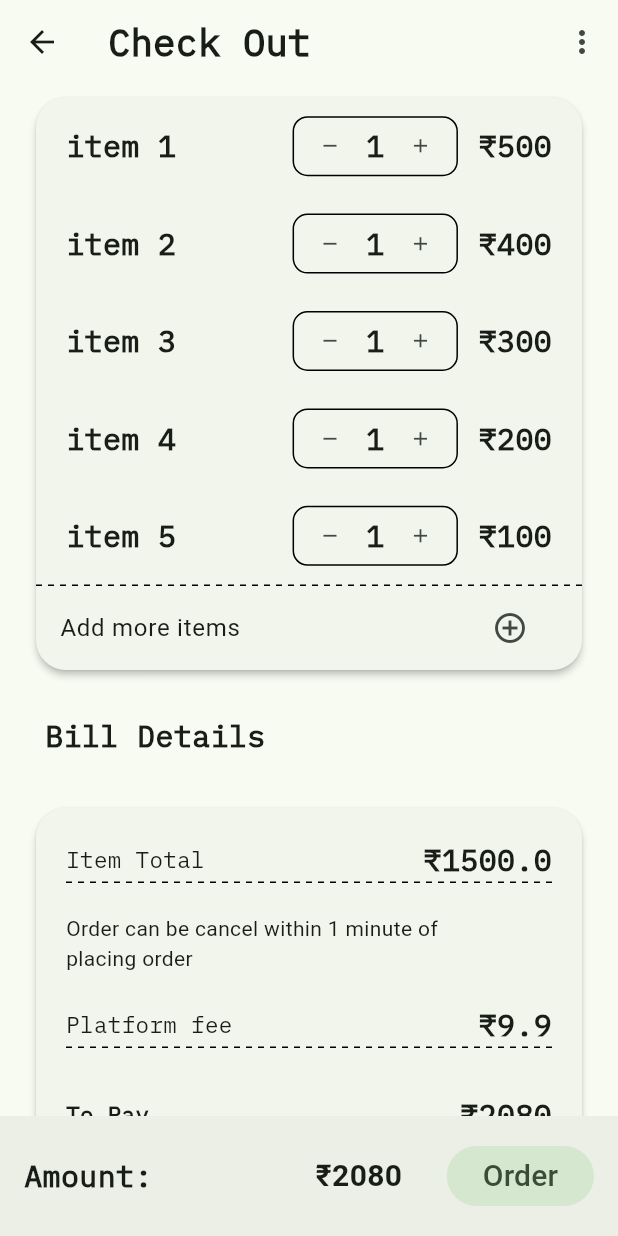
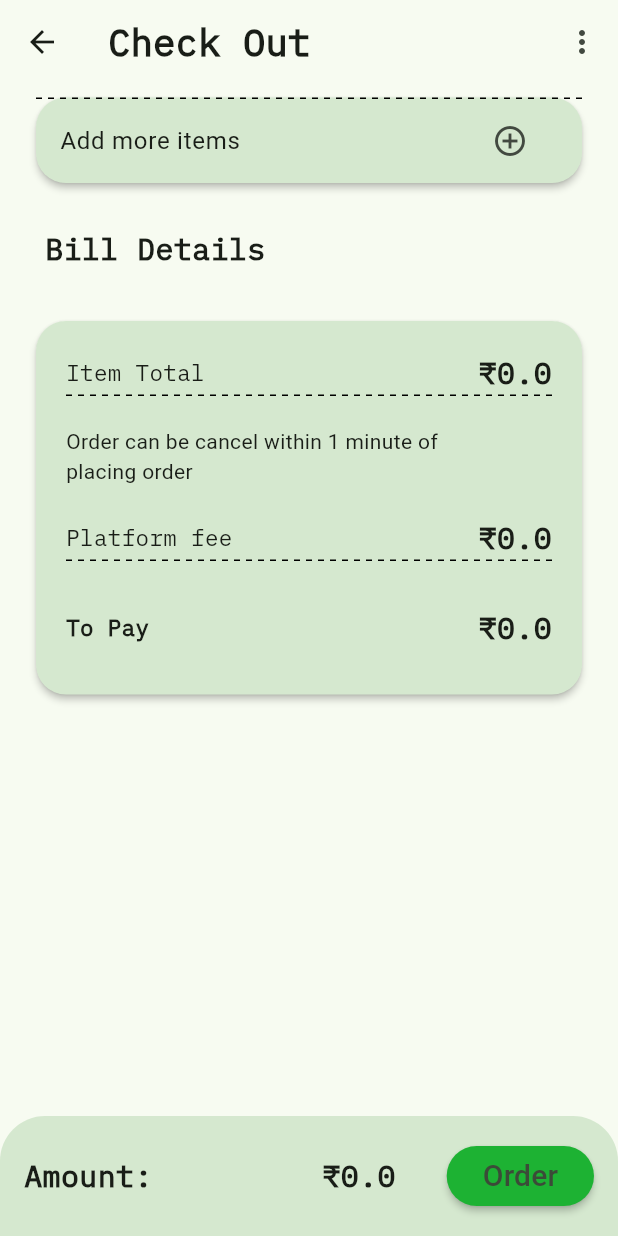
Before and after one commit to Cscreed3131/Silicon_Eats, a Flutter app: the screen it shows once a user with an empty profile is signed in, after a tap on the "fastfood" icon, on a phone screen of 412 x 824 dp. Run offline on Flutter 3.47's test engine with Material 2 defaults, Android fonts, the phone set to English and light mode, and no system bars; drawn by our look-alikes of dotted_line; our stand-ins replace animate_do, cached_network_image, cloud_firestore, firebase_auth, firebase_core, firebase_storage and 2 more; accounts and stored records are empty; network calls fail.

Commit message:
done some work on the cart screen

```diff
--- a/lib/main.dart
+++ b/lib/main.dart
@@ -37,12 +37,6 @@ class MyApp extends ConsumerWidget {
     return MaterialApp(
       title: 'Sora Summit',
       theme: ThemeData(
-        cardTheme: CardTheme(
-          elevation: 2,
-          shape: RoundedRectangleBorder(
-            borderRadius: BorderRadius.circular(20),
-          ),
-        ),
         colorScheme: ColorScheme.fromSeed(
           // seedColor: Colors.orange,
           // primary: const Color(0xFFF66118),
@@ -51,13 +45,21 @@ class MyApp extends ConsumerWidget {
           // outline: const Color(0xFFFF4500),
           // outlineVariant: const Color(0xFFFF7518),
           seedColor: Colors.green,
-          background: const Color(0xFFF7FEEF),
+          // background: const Color(0xFFF7FEEF),
+          background: const Color(0xFFF9FEFF),
           primary: const Color(0xFF276221),
           secondary: const Color(0xFF3B8132),
+          tertiary: const Color(0xFFF1F9EC),
           primaryContainer: const Color(0xFFACD8A7),
           onPrimary: const Color(0xFF1DB233),
           outline: const Color(0xFF3B8132),
           outlineVariant: const Color(0xFF46923C),
+        ),
+        cardTheme: CardTheme(
+          elevation: 2,
+          shape: RoundedRectangleBorder(
+            borderRadius: BorderRadius.circular(20),
+          ),
         ),
         useMaterial3: true,
       ),
--- /dev/null
+++ b/lib/models/cart_item.dart
@@ -0,0 +1,69 @@
+import 'package:collection/collection.dart';
+
+class CartItem {
+  final int id;
+  final String name;
+  final double price;
+  int quantity;
+
+  CartItem({
+    required this.id,
+    required this.name,
+    required this.price,
+    required this.quantity,
+  });
+}
+
+class Cart {
+  List<CartItem> items = [];
+
+  void addItem(int id, String name, double price, int quantity) {
+    var existingItem = items.firstWhereOrNull((i) => i.id == id);
+    if (existingItem != null) {
+      // If an item with the same id already exists in the cart, update its quantity
+      existingItem.quantity += quantity;
+    } else {
+      // If no item with the same id exists in the cart, add a new item
+      items.add(CartItem(id: id, name: name, price: price, quantity: quantity));
+    }
+  }
+
+  void removeItem(int id) {
+    items.removeWhere((item) => item.id == id);
+  }
+
+  void updateItem(int id, int newQuantity) {
+    var index = items.indexWhere((item) => item.id == id);
+    if (index != -1) {
+      items[index] = CartItem(
+        id: items[index].id,
+        name: items[index].name,
+        price: items[index].price,
+        quantity: newQuantity,
+      );
+    }
+  }
+
+  double getItemTotalPrice() {
+    double totalPrice = 0.0;
+    for (var item in items) {
+      totalPrice += item.price * item.quantity;
+    }
+    return totalPrice;
+  }
+
+  double getPlatformFee() {
+    double totalPrice = getItemTotalPrice();
+    if (totalPrice == 0) {
+      return 0;
+    }
+    double fee = (totalPrice * 0.025).roundToDouble();
+    return fee > 1 ? fee : 1;
+  }
+
+  double getTotalPayment() {
+    double totalPrice = getItemTotalPrice();
+    double platformFee = getPlatformFee();
+    return (totalPrice + platformFee).roundToDouble();
+  }
+}
--- /dev/null
+++ b/lib/providers/cart_provider.dart
@@ -0,0 +1,34 @@
+import 'package:flutter_riverpod/flutter_riverpod.dart';
+import 'package:sorasummit/models/cart_item.dart';
+
+final cartProvider = StateNotifierProvider<CartController, Cart>((ref) {
+  return CartController();
+});
+
+class CartController extends StateNotifier<Cart> {
+  CartController() : super(Cart());
+
+  void addItem(int id, String name, double price, int quantity) {
+    state.addItem(id, name, price, quantity);
+  }
+
+  void removeItem(int id) {
+    state.removeItem(id);
+  }
+
+  void updateItem(int id, int newQuantity) {
+    state.updateItem(id, newQuantity);
+  }
+
+  double getItemTotalPrice() {
+    return state.getItemTotalPrice();
+  }
+
+  double getPlatformFee() {
+    return state.getPlatformFee();
+  }
+
+  double getTotalPayment() {
+    return state.getTotalPayment();
+  }
+}
--- a/lib/src/home/screens/cart_screen.dart
+++ b/lib/src/home/screens/cart_screen.dart
@@ -1,74 +1,20 @@
 import 'package:dotted_line/dotted_line.dart';
 import 'package:flutter/material.dart';
-import 'package:sorasummit/src/home/screens/home_screen.dart';
+import 'package:flutter_riverpod/flutter_riverpod.dart';
+import 'package:sorasummit/providers/cart_provider.dart';
 
-class CartScreen extends StatefulWidget {
+class CartScreen extends ConsumerStatefulWidget {
   const CartScreen({super.key});
   static const routeName = '/cart-screen';
   @override
-  State<CartScreen> createState() => _CartScreenState();
+  ConsumerState<CartScreen> createState() => _CartScreenState();
 }
 
-class _CartScreenState extends State<CartScreen> {
-  final itemMap = {
-    'item 1': 500,
-    'item 2': 400,
-    'item 3': 300,
-    'item 4': 200,
-    'item 5': 100,
-  };
-
-  Map<String, int> itemCount = {};
-
-  @override
-  void initState() {
-    super.initState();
-    itemCount = Map.fromEntries(itemMap.entries.map((e) => MapEntry(e.key, 1)));
-  }
-
-  void _incrementCount(String itemName) {
-    setState(() {
-      itemCount[itemName] = itemCount[itemName]! + 1;
-    });
-  }
-
-  void _decrementCount(String itemName) {
-    setState(() {
-      if (itemCount[itemName]! > 0) {
-        itemCount[itemName] = itemCount[itemName]! - 1;
-      }
-    });
-  }
-
-  double calculateItemTotal() {
-    double total = 0;
-    itemMap.forEach((key, value) {
-      total += value * itemCount[key]!;
-    });
-    return total;
-  }
-
-  double calculateGST() {
-    double total = calculateItemTotal();
-    return total * 0.18;
-  }
-
-  double getDeliveryPrice() {
-    double kms = 10;
-    double fixedPrice = 30;
-    return kms * fixedPrice;
-  }
-
-  int calulateAmount() {
-    double gst = calculateGST();
-    double total = calculateItemTotal();
-    double delivery = getDeliveryPrice();
-    double result = gst + total + delivery + 9.9;
-    return result.round();
-  }
-
+class _CartScreenState extends ConsumerState<CartScreen> {
   @override
   Widget build(BuildContext context) {
+    final cartData = ref.watch(cartProvider);
+    final cartController = ref.watch(cartProvider.notifier);
     final screenHeight = MediaQuery.of(context).size.height;
     final screenwidth = MediaQuery.of(context).size.width;
 
@@ -110,6 +56,7 @@ class _CartScreenState extends State<CartScreen> {
                 vertical: 5,
               ),
               child: Card(
+                color: Theme.of(context).colorScheme.secondaryContainer,
                 // elevation: 5,
                 child: Column(
                   children: [
@@ -121,8 +68,9 @@ class _CartScreenState extends State<CartScreen> {
                           ListView.builder(
                             shrinkWrap: true,
                             physics: const NeverScrollableScrollPhysics(),
-                            itemCount: itemMap.length,
+                            itemCount: cartData.items.length,
                             itemBuilder: (context, index) {
+                              final data = cartData.items[index];
                               return Padding(
                                 padding: const EdgeInsets.symmetric(
                                   horizontal: 20,
@@ -142,9 +90,7 @@ class _CartScreenState extends State<CartScreen> {
                                           SizedBox(
                                             width: screenwidth / 3,
                                             child: Text(
-                                              itemMap.entries
-                                                  .elementAt(index)
-                                                  .key,
+                                              data.name,
                                               maxLines: 2,
                                               overflow: TextOverflow.ellipsis,
                                               style: const TextStyle(
@@ -159,29 +105,35 @@ class _CartScreenState extends State<CartScreen> {
                                       // const SizedBox(width: 40),
                                       Container(
                                         height: 40,
-                                        // width: 110,
                                         decoration: BoxDecoration(
                                           borderRadius:
                                               BorderRadius.circular(10),
-                                          border: Border.all(
-                                              // color: Colors.black,
-                                              // width: 2.0,
-                                              ),
+                                          border: Border.all(),
                                         ),
                                         child: Row(
                                           mainAxisAlignment:
                                               MainAxisAlignment.spaceAround,
                                           children: [
                                             IconButton(
-                                              icon: const Icon(Icons.remove),
+                                              icon: data.quantity == 1
+                                                  ? const Icon(Icons.delete)
+                                                  : const Icon(Icons.remove),
                                               iconSize: 15,
-                                              onPressed: () => _decrementCount(
-                                                  itemMap.entries
-                                                      .elementAt(index)
-                                                      .key),
+                                              onPressed: () {
+                                                setState(() {
+                                                  if (data.quantity > 1) {
+                                                    cartController.updateItem(
+                                                        data.id,
+                                                        data.quantity - 1);
+                                                  } else {
+                                                    cartController
+                                                        .removeItem(data.id);
+                                                  }
+                                                });
+                                              },
                                             ),
                                             Text(
-                                              '${itemCount[itemMap.entries.elementAt(index).key]}', // This should be a dynamic value representing the current number of items
+                                              '${data.quantity}', // This is now a dynamic value representing the current number of items
                                               style: const TextStyle(
                                                 fontSize: 20,
                                                 fontFamily: "IBMPLexMono",
@@ -191,16 +143,19 @@ class _CartScreenState extends State<CartScreen> {
                                             IconButton(
                                               icon: const Icon(Icons.add),
                                               iconSize: 15,
-                                              onPressed: () => _incrementCount(
-                                                  itemMap.entries
-                                                      .elementAt(index)
-                                                      .key),
+                                              onPressed: () {
+                                                setState(() {
+                                                  cartController.updateItem(
+                                                      data.id,
+                                                      data.quantity + 1);
+                                                });
+                                              },
                                             ),
                                           ],
                                         ),
                                       ),
                                       Text(
-                                        '₹${itemMap.entries.elementAt(index).value}', //dynamic
+                                        '₹${data.price * data.quantity}', //dynamic
                                         style: const TextStyle(
                                           fontSize: 20,
                                           fontFamily: "IBMPLexMono",
@@ -255,6 +210,7 @@ class _CartScreenState extends State<CartScreen> {
                     vertical: 10,
                   ),
                   child: Card(
+                    color: Theme.of(context).colorScheme.secondaryContainer,
                     child: Padding(
                       padding: const EdgeInsets.symmetric(
                         horizontal: 20,
@@ -277,7 +233,7 @@ class _CartScreenState extends State<CartScreen> {
                                   ),
                                 ),
                                 Text(
-                                  '₹${calculateItemTotal()}', //dynamic
+                                  '₹${cartController.getItemTotalPrice()}',
                                   style: const TextStyle(
                                     fontSize: 20,
                                     fontFamily: "IBMPLexMono",
@@ -296,13 +252,13 @@ class _CartScreenState extends State<CartScreen> {
                                 ),
                               ),
                             ),
-                            const Padding(
-                              padding: EdgeInsets.only(top: 0, bottom: 0),
+                            Padding(
+                              padding: const EdgeInsets.only(top: 0, bottom: 0),
                               child: Row(
                                 mainAxisAlignment:
                                     MainAxisAlignment.spaceBetween,
                                 children: [
-                                  Text(
+                                  const Text(
                                     'Platform fee',
                                     style: TextStyle(
                                       fontSize: 15,
@@ -310,8 +266,8 @@ class _CartScreenState extends State<CartScreen> {
                                     ),
                                   ),
                                   Text(
-                                    '₹9.9', //dynamic
-                                    style: TextStyle(
+                                    '₹${cartController.getPlatformFee()}', //dynamic
+                                    style: const TextStyle(
                                       fontSize: 20,
                                       fontFamily: "IBMPLexMono",
                                       fontWeight: FontWeight.w700,
@@ -339,7 +295,7 @@ class _CartScreenState extends State<CartScreen> {
                                     ),
                                   ),
                                   Text(
-                                    '₹${calulateAmount()}', //dynamic
+                                    '₹${cartController.getTotalPayment()}',
                                     style: const TextStyle(
                                       fontSize: 20,
                                       fontFamily: "IBMPLexMono",
@@ -363,7 +319,10 @@ class _CartScreenState extends State<CartScreen> {
           ],
         ),
       ),
-      bottomNavigationBar: BottomAppBar(
+      bottomNavigationBar: ClipRRect(
+        borderRadius: const BorderRadius.vertical(top: Radius.circular(30.0)),
+        child: BottomAppBar(
+          color: Theme.of(context).colorScheme.secondaryContainer,
           child: Row(
             mainAxisAlignment: MainAxisAlignment.spaceBetween,
             children: [
@@ -379,13 +338,19 @@ class _CartScreenState extends State<CartScreen> {
                 ),
               ),
               Text(
-              '₹${calulateAmount()}',
+                '₹${cartController.getTotalPayment()}', // for now but will be amount wait for it
                 style: const TextStyle(
                   fontSize: 20,
-                fontWeight: FontWeight.bold,
+                  fontFamily: "IBMPLexMono",
+                  fontWeight: FontWeight.w700,
                 ),
               ),
               FilledButton.tonal(
+                style: ButtonStyle(
+                  elevation: const MaterialStatePropertyAll(2),
+                  backgroundColor: MaterialStatePropertyAll(
+                      Theme.of(context).colorScheme.onPrimary),
+                ),
                 child: const Text(
                   'Order',
                   style: TextStyle(
@@ -397,6 +362,7 @@ class _CartScreenState extends State<CartScreen> {
             ],
           ),
         ),
+      ),
     );
   }
 }
--- a/lib/src/home/widgets/food_card.dart
+++ b/lib/src/home/widgets/food_card.dart
@@ -139,6 +139,7 @@ class _FoodCardState extends ConsumerState<FoodCard> {
                                           count = newCount;
                                         });
                                       },
+                                      id: data[index].id,
                                       image: data[index].imageUrl,
                                       name: data[index].name,
                                       category: data[index].category,
```
Also changed, not shown: lib/src/home/widgets/bottom_sheet_content.dart (+20 -2 lines). Lines whose indentation alone changed are shown as unchanged.
